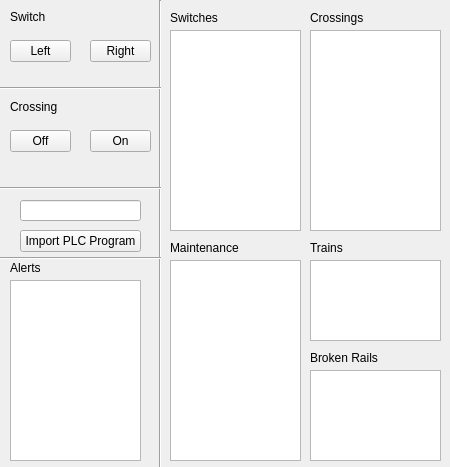
Old version of the form SWTrackController/waysidewin.ui in the repository JHarnishfeger/ECE1140_Conductors.
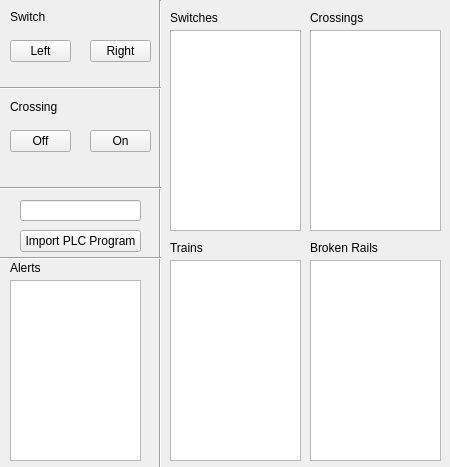
New version of the form.

Diff of the .ui file:
```diff
--- a/SWTrackController/waysidewin.ui
+++ b/SWTrackController/waysidewin.ui
@@ -16,16 +16,6 @@
   <widget class="QListWidget" name="TrainList">
    <property name="geometry">
     <rect>
-     <x>310</x>
-     <y>260</y>
-     <width>131</width>
-     <height>81</height>
-    </rect>
-   </property>
-  </widget>
-  <widget class="QListWidget" name="MaintenanceList">
-   <property name="geometry">
-    <rect>
      <x>170</x>
      <y>260</y>
      <width>131</width>
@@ -50,7 +40,7 @@
    <property name="geometry">
     <rect>
      <x>310</x>
-     <y>350</y>
+     <y>240</y>
      <width>131</width>
      <height>16</height>
     </rect>
@@ -85,7 +75,7 @@
   <widget class="QLabel" name="label_9">
    <property name="geometry">
     <rect>
-     <x>310</x>
+     <x>170</x>
      <y>240</y>
      <width>131</width>
      <height>16</height>
@@ -105,26 +95,13 @@
     </rect>
    </property>
   </widget>
-  <widget class="QLabel" name="label_12">
-   <property name="geometry">
-    <rect>
-     <x>170</x>
-     <y>240</y>
-     <width>131</width>
-     <height>16</height>
-    </rect>
-   </property>
-   <property name="text">
-    <string>Maintenance</string>
-   </property>
-  </widget>
   <widget class="QListWidget" name="BrokenRailList">
    <property name="geometry">
     <rect>
      <x>310</x>
-     <y>370</y>
+     <y>260</y>
      <width>131</width>
-     <height>91</height>
+     <height>201</height>
     </rect>
    </property>
   </widget>
```
